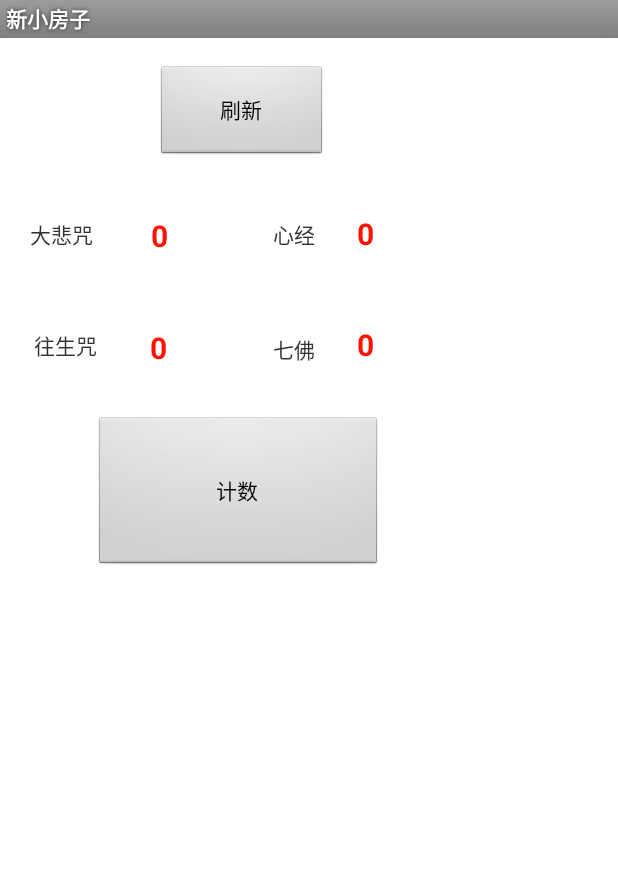
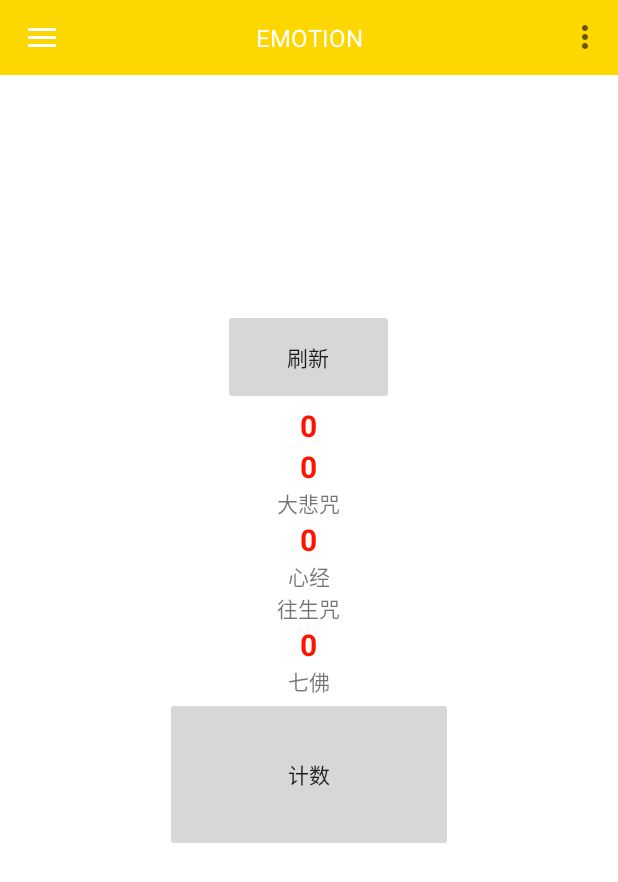
Before and after one commit to zwssd/xiaofangzijishuqi, an Android app: the screen it shows after launch (MainActivity), on a phone screen of 412 x 824 dp. Shown: the top 882 px of the screen. Run offline under Robolectric (Android 15) with nearby library versions, the phone set to English and light mode, and no system bars; our stand-ins replace ButterKnife.

Commit message:
增加了顶部菜单+侧滑功能。

```diff
--- a/app/build.gradle
+++ b/app/build.gradle
@@ -26,4 +26,7 @@ dependencies {
     })
     compile 'com.android.support:appcompat-v7:24.2.1'
     testCompile 'junit:junit:4.12'
+    /*butterknife相关*/
+    compile 'com.jakewharton:butterknife:8.8.1'
+    annotationProcessor 'com.jakewharton:butterknife-compiler:8.8.1'
 }
--- a/app/src/main/AndroidManifest.xml
+++ b/app/src/main/AndroidManifest.xml
@@ -7,8 +7,7 @@
         android:label="@string/app_name"
         android:theme="@style/AppTheme" >
         <activity
-            android:name=".MainActivity"
-            android:label="@string/title_activity_main" >
+            android:name=".MainActivity">
             <intent-filter>
                 <action android:name="android.intent.action.MAIN" />
 
--- a/app/src/main/java/com/example/david/xiaofangzijishuqi/MainActivity.java
+++ b/app/src/main/java/com/example/david/xiaofangzijishuqi/MainActivity.java
@@ -1,18 +1,89 @@
 package com.example.david.xiaofangzijishuqi;
 
 import android.os.Bundle;
-import android.app.Activity;
 import android.database.Cursor;
-import android.util.Log;
+import android.support.v4.widget.DrawerLayout;
+import android.support.v7.app.ActionBarDrawerToggle;
+import android.support.v7.app.AppCompatActivity;
+import android.support.v7.widget.Toolbar;
 import android.view.Menu;
 import android.view.MenuItem;
 import android.view.View;
 import android.view.View.OnClickListener;
-import android.widget.Button;
+import android.widget.AdapterView;
+import android.widget.ArrayAdapter;
+import android.widget.ImageView;
+import android.widget.LinearLayout;
+import android.widget.ListView;
 import android.widget.TextView;
 import android.widget.Toast;
 
-public class MainActivity extends Activity {
+import java.util.ArrayList;
+import java.util.List;
+
+import butterknife.BindView;
+import butterknife.ButterKnife;
+
+public class MainActivity extends AppCompatActivity {
+
+    @BindView(R.id.tbHeadBar)
+    Toolbar mTbHeadBar;
+
+    /*侧滑菜单布局*/
+    @BindView(R.id.llMenu)
+    LinearLayout mLlMenu;
+
+    /*侧滑菜单ListView放置菜单项*/
+    @BindView(R.id.lvMenu)
+    ListView mLvMenu;
+
+    @BindView(R.id.ivContent)
+    ImageView mIvContent;
+
+    @BindView(R.id.dlMenu)
+    DrawerLayout mMyDrawable;
+
+    ActionBarDrawerToggle mToggle;
+
+    private List<String> lvMenuList = new ArrayList<String>() {{
+        add("angry");
+        add("happy");
+        add("sad");
+        add("embarrassed");
+    }};
+
+    private List<Integer> imageList = new ArrayList<Integer>() {{
+        add(R.drawable.ic_launcher);
+        add(R.drawable.ic_launcher);
+        add(R.drawable.ic_launcher);
+        add(R.drawable.ic_launcher);
+    }};
+
+    private void initToolBarAndDrawableLayout() {
+        setSupportActionBar(mTbHeadBar);
+  /*以下俩方法设置返回键可用*/
+        getSupportActionBar().setHomeButtonEnabled(true);
+        getSupportActionBar().setDisplayHomeAsUpEnabled(true);
+  /*设置标题文字不可显示*/
+        getSupportActionBar().setDisplayShowTitleEnabled(false);
+
+        mToggle = new ActionBarDrawerToggle(this, mMyDrawable, mTbHeadBar, R.string.open, R.string.close) {
+            @Override
+            public void onDrawerOpened(View drawerView) {
+                super.onDrawerOpened(drawerView);
+                //Toast.makeText(MainActivity.this, R.string.open, Toast.LENGTH_SHORT).show();
+            }
+
+            @Override
+            public void onDrawerClosed(View drawerView) {
+                super.onDrawerClosed(drawerView);
+                //Toast.makeText(MainActivity.this, R.string.close, Toast.LENGTH_SHORT).show();
+            }
+        };
+        /*mMyDrawable.setDrawerListener(mToggle);不推荐*/
+        mMyDrawable.addDrawerListener(mToggle);
+        mToggle.syncState();/*同步状态*/
+    }
 
     public int addnumtype = 1;
     public DBAdapter db = new DBAdapter(this);//使用数据库类
@@ -26,6 +97,18 @@ public class MainActivity extends Activity {
     public void onCreate(Bundle savedInstanceState) {
         super.onCreate(savedInstanceState);
         setContentView(R.layout.activity_main);
+
+        ButterKnife.bind(this);
+        //初始化Toolbar与DrawableLayout
+        initToolBarAndDrawableLayout();
+        mLvMenu.setAdapter(new ArrayAdapter(this, android.R.layout.simple_expandable_list_item_1, lvMenuList));
+        mLvMenu.setOnItemClickListener(new AdapterView.OnItemClickListener() {
+            @Override
+            public void onItemClick(AdapterView<?> parent, View view, int position, long id) {
+                mIvContent.setImageResource(imageList.get(position));
+                mMyDrawable.closeDrawers();//收起抽屉
+            }
+        });
 
         textView1 = (TextView) findViewById(R.id.textView1);
         textView2 = (TextView) findViewById(R.id.textView2);
--- a/app/src/main/res/layout/activity_main.xml
+++ b/app/src/main/res/layout/activity_main.xml
@@ -1,100 +1,15 @@
-<AbsoluteLayout xmlns:android="http://schemas.android.com/apk/res/android"
-    xmlns:tools="http://schemas.android.com/tools"
-    android:id="@+id/AbsoluteLayout1"
-    android:layout_width="wrap_content"
-    android:layout_height="wrap_content" >
+<?xml version="1.0" encoding="utf-8"?>
+<LinearLayout xmlns:android="http://schemas.android.com/apk/res/android"
+xmlns:tools="http://schemas.android.com/tools"
+android:layout_width="match_parent"
+android:layout_height="match_parent"
+android:orientation="vertical"
+tools:context=".MainActivity">
 
-    <Button
-        android:id="@+id/button1"
-        android:layout_width="114dp"
-        android:layout_height="64dp"
-        android:layout_x="104dp"
-        android:layout_y="18dp"
-        android:text="刷新" />
+<!--头部-->
+<include layout="@layout/headbar_toolbar" />
 
-    <TextView
-        android:id="@+id/textView2"
-        android:layout_width="wrap_content"
-        android:layout_height="wrap_content"
-        android:layout_x="238dp"
-        android:layout_y="117dp"
-        android:text="0"
-        android:textColor="#ff1200"
-        android:textSize="30px"
-        android:textStyle="bold"
-        tools:context=".MainActivity" />
+<!--主布局-->
+<include layout="@layout/drawablelayout" />
 
-    <TextView
-        android:id="@+id/TextView02"
-        android:layout_width="wrap_content"
-        android:layout_height="wrap_content"
-        android:layout_x="238dp"
-        android:layout_y="191dp"
-        android:text="0"
-        android:textColor="#ff1200"
-        android:textSize="30px"
-        android:textStyle="bold" />
-
-    <TextView
-        android:id="@+id/textView3"
-        android:layout_width="wrap_content"
-        android:layout_height="wrap_content"
-        android:layout_x="20dp"
-        android:layout_y="120dp"
-        android:text="大悲咒" />
-
-    <TextView
-        android:id="@+id/textView1"
-        android:layout_width="wrap_content"
-        android:layout_height="wrap_content"
-        android:layout_x="101dp"
-        android:layout_y="118dp"
-        android:text="0"
-        android:textColor="#ff1200"
-        android:textSize="30px"
-        android:textStyle="bold" />
-
-    <TextView
-        android:id="@+id/TextView03"
-        android:layout_width="wrap_content"
-        android:layout_height="wrap_content"
-        android:layout_x="182dp"
-        android:layout_y="120dp"
-        android:text="心经" />
-
-    <TextView
-        android:id="@+id/TextView04"
-        android:layout_width="wrap_content"
-        android:layout_height="wrap_content"
-        android:layout_x="23dp"
-        android:layout_y="194dp"
-        android:text="往生咒" />
-
-    <TextView
-        android:id="@+id/TextView01"
-        android:layout_width="wrap_content"
-        android:layout_height="wrap_content"
-        android:layout_x="100dp"
-        android:layout_y="193dp"
-        android:text="0"
-        android:textColor="#ff1200"
-        android:textSize="30px"
-        android:textStyle="bold" />
-
-    <TextView
-        android:id="@+id/TextView05"
-        android:layout_width="wrap_content"
-        android:layout_height="wrap_content"
-        android:layout_x="182dp"
-        android:layout_y="197dp"
-        android:text="七佛" />
-
-    <Button
-        android:id="@+id/button2"
-        android:layout_width="192dp"
-        android:layout_height="103dp"
-        android:layout_x="63dp"
-        android:layout_y="252dp"
-        android:text="计数" />
-
-</AbsoluteLayout>
+</LinearLayout>
--- /dev/null
+++ b/app/src/main/res/layout/drawablelayout.xml
@@ -0,0 +1,136 @@
+<?xml version="1.0" encoding="utf-8"?>
+<android.support.v4.widget.DrawerLayout xmlns:android="http://schemas.android.com/apk/res/android"
+    xmlns:tools="http://schemas.android.com/tools"
+    android:id="@+id/dlMenu"
+    android:layout_width="match_parent"
+    android:layout_height="match_parent">
+
+    <LinearLayout
+        android:id="@+id/llContent"
+        android:layout_width="match_parent"
+        android:layout_height="match_parent"
+        android:background="@color/white"
+        android:gravity="center"
+        android:orientation="vertical">
+
+        <Button
+            android:id="@+id/button1"
+            android:layout_width="114dp"
+            android:layout_height="64dp"
+            android:layout_x="104dp"
+            android:layout_y="18dp"
+            android:text="刷新" />
+
+        <TextView
+            android:id="@+id/textView2"
+            android:layout_width="wrap_content"
+            android:layout_height="wrap_content"
+            android:layout_x="238dp"
+            android:layout_y="117dp"
+            android:text="0"
+            android:textColor="#ff1200"
+            android:textSize="30px"
+            android:textStyle="bold"
+            tools:context=".MainActivity" />
+
+        <TextView
+            android:id="@+id/TextView02"
+            android:layout_width="wrap_content"
+            android:layout_height="wrap_content"
+            android:layout_x="238dp"
+            android:layout_y="191dp"
+            android:text="0"
+            android:textColor="#ff1200"
+            android:textSize="30px"
+            android:textStyle="bold" />
+
+        <TextView
+            android:id="@+id/textView3"
+            android:layout_width="wrap_content"
+            android:layout_height="wrap_content"
+            android:layout_x="20dp"
+            android:layout_y="120dp"
+            android:text="大悲咒" />
+
+        <TextView
+            android:id="@+id/textView1"
+            android:layout_width="wrap_content"
+            android:layout_height="wrap_content"
+            android:layout_x="101dp"
+            android:layout_y="118dp"
+            android:text="0"
+            android:textColor="#ff1200"
+            android:textSize="30px"
+            android:textStyle="bold" />
+
+        <TextView
+            android:id="@+id/TextView03"
+            android:layout_width="wrap_content"
+            android:layout_height="wrap_content"
+            android:layout_x="182dp"
+            android:layout_y="120dp"
+            android:text="心经" />
+
+        <TextView
+            android:id="@+id/TextView04"
+            android:layout_width="wrap_content"
+            android:layout_height="wrap_content"
+            android:layout_x="23dp"
+            android:layout_y="194dp"
+            android:text="往生咒" />
+
+        <TextView
+            android:id="@+id/TextView01"
+            android:layout_width="wrap_content"
+            android:layout_height="wrap_content"
+            android:layout_x="100dp"
+            android:layout_y="193dp"
+            android:text="0"
+            android:textColor="#ff1200"
+            android:textSize="30px"
+            android:textStyle="bold" />
+
+        <TextView
+            android:id="@+id/TextView05"
+            android:layout_width="wrap_content"
+            android:layout_height="wrap_content"
+            android:layout_x="182dp"
+            android:layout_y="197dp"
+            android:text="七佛" />
+
+        <Button
+            android:id="@+id/button2"
+            android:layout_width="192dp"
+            android:layout_height="103dp"
+            android:layout_x="63dp"
+            android:layout_y="252dp"
+            android:text="计数" />
+
+        <ImageView
+            android:id="@+id/ivContent"
+            android:layout_width="100dp"
+            android:layout_height="100dp"
+            android:src="@drawable/ic_action_search" />
+
+    </LinearLayout>
+
+    <!--android:layout_gravity="start"属性使这部分作为侧滑部分-->
+    <!--一定要放在下面！！！关于控件的层次性如果不知道的同学去百度！哦不去谷歌-->
+    <LinearLayout
+        android:id="@+id/llMenu"
+        android:layout_width="match_parent"
+        android:layout_height="match_parent"
+        android:layout_gravity="start"
+        android:background="@color/white"
+        android:orientation="vertical">
+
+        <!--用于设置菜单项-->
+        <ListView
+            android:id="@+id/lvMenu"
+            android:layout_width="match_parent"
+            android:layout_height="match_parent"
+            android:divider="@null" />
+
+    </LinearLayout>
+
+</android.support.v4.widget.DrawerLayout>
--- /dev/null
+++ b/app/src/main/res/layout/headbar_toolbar.xml
@@ -0,0 +1,16 @@
+<?xml version="1.0" encoding="utf-8"?>
+<android.support.v7.widget.Toolbar xmlns:android="http://schemas.android.com/apk/res/android"
+    android:id="@+id/tbHeadBar"
+    android:layout_width="match_parent"
+    android:layout_height="50dp"
+    android:background="@color/red">
+
+    <TextView
+        android:layout_width="wrap_content"
+        android:layout_height="wrap_content"
+        android:layout_gravity="center"
+        android:text="@string/emotion"
+        android:textColor="@color/white"
+        android:textSize="16sp" />
+
+</android.support.v7.widget.Toolbar>
--- a/app/src/main/res/values/colors.xml
+++ b/app/src/main/res/values/colors.xml
@@ -3,4 +3,6 @@
     <color name="colorPrimary">#3F51B5</color>
     <color name="colorPrimaryDark">#303F9F</color>
     <color name="colorAccent">#FF4081</color>
+    <color name="red">#FFD700</color>
+    <color name="white">#FFFFFF</color>
 </resources>
--- a/app/src/main/res/values/strings.xml
+++ b/app/src/main/res/values/strings.xml
@@ -3,6 +3,9 @@
     <string name="app_name">android</string>
     <string name="hello_world">0</string>
     <string name="menu_settings">Settings</string>
-    <string name="title_activity_main">新小房子</string>
+    <string name="title_activity_main">新小房子aa</string>
+    <string name="emotion">EMOTION</string>
+    <string name="open">open</string>
+    <string name="close">close</string>
 
 </resources>
--- a/app/src/main/res/values/styles.xml
+++ b/app/src/main/res/values/styles.xml
@@ -1,5 +1,11 @@
 <resources>
 
-    <style name="AppTheme" parent="android:Theme.Light" />
+    <style name="AppTheme" parent="Theme.AppCompat.Light.NoActionBar">
+        <item name="drawerArrowStyle">@style/AppTheme.DrawerArrowToggle</item>
+    </style>
+
+    <style name="AppTheme.DrawerArrowToggle" parent="Base.Widget.AppCompat.DrawerArrowToggle">
+        <item name="color">@android:color/white</item>
+    </style>
 
 </resources>
```
Also changed, not shown: 3 other files.
